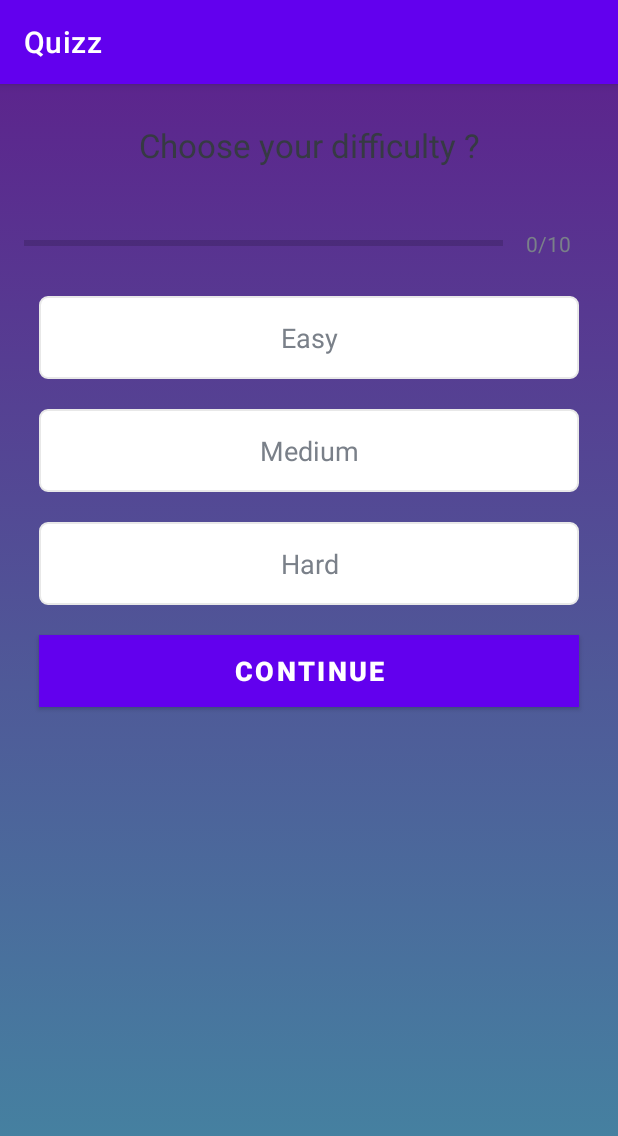
After one commit to maxpvp31/ProjetquizIsen, an Android app: the DifficultyActivity screen opened directly, with no data from a screen before it, on a phone screen of 412 x 824 dp. The commit adds this screen. Shown: the top 1136 px of the screen. Run offline under Robolectric (Android 15) with nearby library versions, the phone set to English and light mode, and no system bars; Roboto replaces fonts that are not available here; 1 statement that could not run was skipped.

Commit message:
marello antoine au top

```diff
--- a/app/src/main/AndroidManifest.xml
+++ b/app/src/main/AndroidManifest.xml
@@ -9,7 +9,9 @@
         android:roundIcon="@mipmap/ic_launcher_round"
         android:supportsRtl="true"
         android:theme="@style/Theme.Quizz">
-        <activity android:name=".QuizQuestionsActivity"></activity>
+        <activity android:name=".AmountActivity"></activity>
+        <activity android:name=".DifficultyActivity" />
+        <activity android:name=".QuizQuestionsActivity" />
         <activity android:name=".EasyQuestions" />
         <activity android:name=".FacileQuestionActivity" />
         <activity android:name=".PseudoActivity" />
--- /dev/null
+++ b/app/src/main/java/fr/isen/boutellis/quizz/DifficultyActivity.kt
@@ -0,0 +1,48 @@
+package fr.isen.boutellis.quizz
+
+import android.content.Intent
+import android.os.Bundle
+import android.util.Log
+import android.widget.Button
+import androidx.appcompat.app.AppCompatActivity
+import fr.isen.boutellis.quizz.databinding.DifficultyBinding
+
+class DifficultyActivity : AppCompatActivity() {
+    private lateinit var binding: DifficultyBinding
+
+    override fun onCreate(savedInstanceState: Bundle?) {
+        super.onCreate(savedInstanceState)
+        binding = DifficultyBinding.inflate(layoutInflater)
+        setContentView(binding.root)
+        val profileName=intent.getStringExtra("pseudo")
+        Log.d("from Difficulty", profileName.toString())
+
+        binding.OptionOne.setOnClickListener {
+            var btn: Button = binding.OptionOne as Button
+            var res: String = btn.getText().toString()
+            Log.d("string", res)
+
+
+            val intent = Intent(this, AmountActivity::class.java)
+            startActivity(intent)
+        }
+
+        binding.OptionTwo.setOnClickListener {
+
+        }
+
+        binding.OptionThree.setOnClickListener {
+
+        }
+
+
+
+
+
+
+
+    }
+
+
+
+}
--- a/app/src/main/res/layout/activity_pseudo.xml
+++ b/app/src/main/res/layout/activity_pseudo.xml
@@ -61,6 +61,7 @@
                 android:layout_marginTop="20dp">
 
                 <androidx.appcompat.widget.AppCompatEditText
+                    android:id="@+id/pseudoText"
                     android:layout_width="match_parent"
                     android:layout_height="wrap_content"
                     android:hint="Pseudo"
--- /dev/null
+++ b/app/src/main/res/layout/difficulty.xml
@@ -0,0 +1,114 @@
+<?xml version="1.0" encoding="utf-8"?>
+<androidx.constraintlayout.widget.ConstraintLayout xmlns:android="http://schemas.android.com/apk/res/android"
+    xmlns:app="http://schemas.android.com/apk/res-auto"
+    xmlns:tools="http://schemas.android.com/tools"
+    android:id="@+id/difficulty"
+    android:layout_width="match_parent"
+    android:layout_height="match_parent"
+    android:background="@drawable/gradient_background"
+    tools:context=".DifficultyActivity">
+
+    <LinearLayout
+        android:layout_width="match_parent"
+        android:layout_height="wrap_content"
+        android:gravity="center"
+        android:orientation="vertical"
+        android:padding="16dp"
+        tools:ignore="MissingConstraints"
+        tools:layout_editor_absoluteX="0dp"
+        tools:layout_editor_absoluteY="39dp">
+
+        <TextView
+            android:id="@+id/EasyQuestions"
+            android:layout_width="match_parent"
+            android:layout_height="wrap_content"
+            android:layout_margin="10dp"
+            android:gravity="center"
+            android:text="Choose your difficulty ?"
+            android:textColor="#363A43"
+            android:textSize="22sp" />
+
+        <LinearLayout
+            android:id="@+id/ProgressDetails"
+            android:layout_width="match_parent"
+            android:layout_height="wrap_content"
+            android:layout_gravity="center_vertical"
+            android:layout_marginTop="16dp"
+            android:orientation="horizontal">
+
+            <ProgressBar
+                android:id="@+id/ProgressBar"
+                style="?android:attr/progressBarStyleHorizontal"
+                android:layout_width="0dp"
+                android:layout_height="wrap_content"
+                android:layout_weight="1"
+                android:indeterminate="false"
+                android:max="10"
+                android:minHeight="50dp"
+                android:progress="0" />
+
+            <TextView
+                android:id="@+id/ProgressPosition"
+                android:layout_width="wrap_content"
+                android:layout_height="wrap_content"
+                android:gravity="center"
+                android:padding="15dp"
+                android:text="0/10"
+                android:textColor="#7A8089"
+                android:textSize="14sp" />
+
+        </LinearLayout>
+
+        <TextView
+            android:id="@+id/OptionOne"
+            android:layout_width="match_parent"
+            android:layout_height="wrap_content"
+            android:layout_margin="10dp"
+            android:background="@drawable/default_option_border_bg"
+            android:gravity="center"
+            android:padding="15dp"
+            android:text="Easy"
+            android:textColor="#7A8089"
+            android:textSize="18sp" />
+
+
+        <TextView
+            android:id="@+id/OptionTwo"
+            android:layout_width="match_parent"
+            android:layout_height="wrap_content"
+            android:layout_margin="10dp"
+            android:background="@drawable/default_option_border_bg"
+            android:gravity="center"
+            android:padding="15dp"
+            android:text="Medium"
+            android:textColor="#7A8089"
+            android:textSize="18sp" />
+
+        <TextView
+            android:id="@+id/OptionThree"
+            android:layout_width="match_parent"
+            android:layout_height="wrap_content"
+            android:layout_margin="10dp"
+            android:background="@drawable/default_option_border_bg"
+            android:gravity="center"
+            android:padding="15dp"
+            android:text="Hard"
+            android:textColor="#7A8089"
+            android:textSize="18sp" />
+
+        <Button
+            android:id="@+id/SubmitButton"
+            android:layout_width="match_parent"
+            android:layout_height="wrap_content"
+            android:layout_margin="10dp"
+            android:background="@color/purple_500"
+            android:text="Continue"
+            android:textColor="@android:color/white"
+            android:textSize="18sp"
+            android:textStyle="bold" />
+
+
+    </LinearLayout>
+
+
+</androidx.constraintlayout.widget.ConstraintLayout>
```
Also changed, not shown: app/src/main/java/fr/isen/boutellis/quizz/AmountActivity.kt (added, +32 -0 lines), app/src/main/java/fr/isen/boutellis/quizz/PseudoActivity.kt (+26 -1 lines), app/src/main/res/layout/amount.xml (added, +85 -0 lines).
